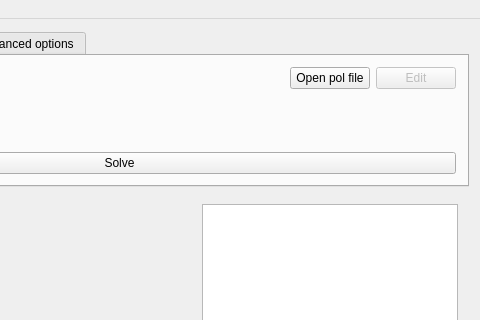
Before: the Qt Designer form src/xmpsolve/mainwindow.ui in robol/MPSolve, drawn with Qt 5; both pictures show x 241 to 721 and y 0 to 320 of the 721 by 555 pixel window.
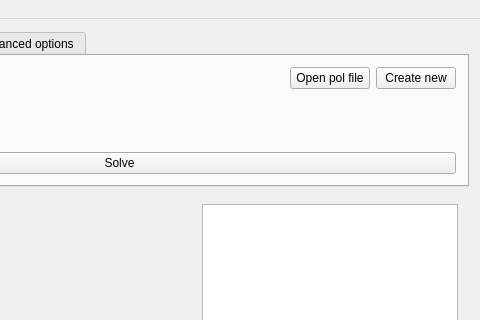
After: the same form once the commit is applied. The open tabs and pages were chosen to show the change. Icons and pictures are not drawn. Custom widgets are drawn as their Qt base class.

Commit message: Add support to create .pol file from xmpsolve.

Patch:
```diff
--- a/src/xmpsolve/mainwindow.ui
+++ b/src/xmpsolve/mainwindow.ui
@@ -115,10 +115,10 @@
               <item>
                <widget class="QPushButton" name="editPolFileButton">
                 <property name="enabled">
-                 <bool>false</bool>
+                 <bool>true</bool>
                 </property>
                 <property name="text">
-                 <string>Edit</string>
+                 <string>Create new</string>
                 </property>
                </widget>
               </item>
```
Left out of the diff: 2 changed lines with no effect on the pictures. The commit also changes 2 other files.
